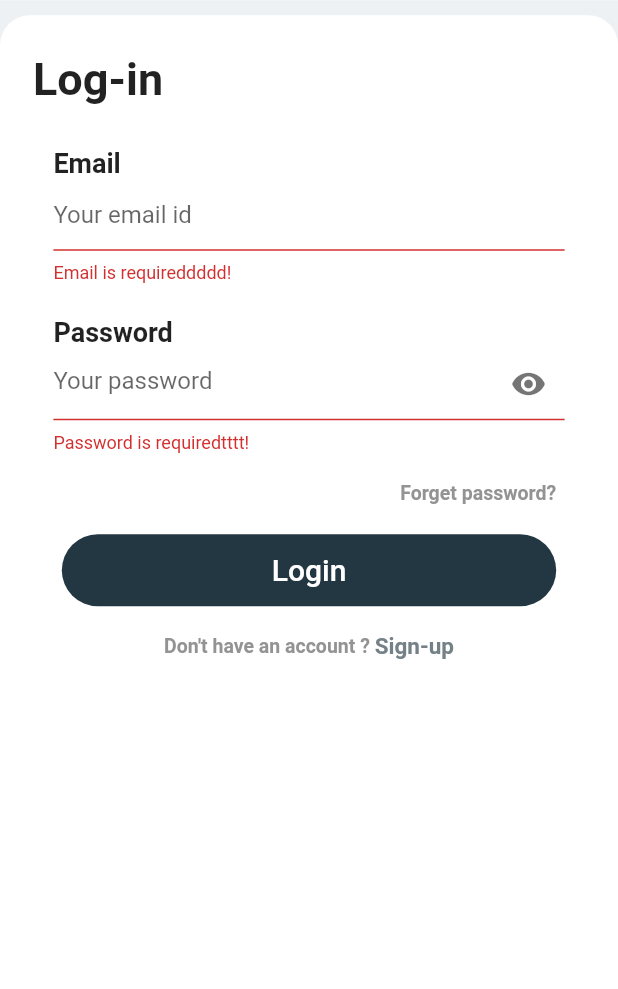
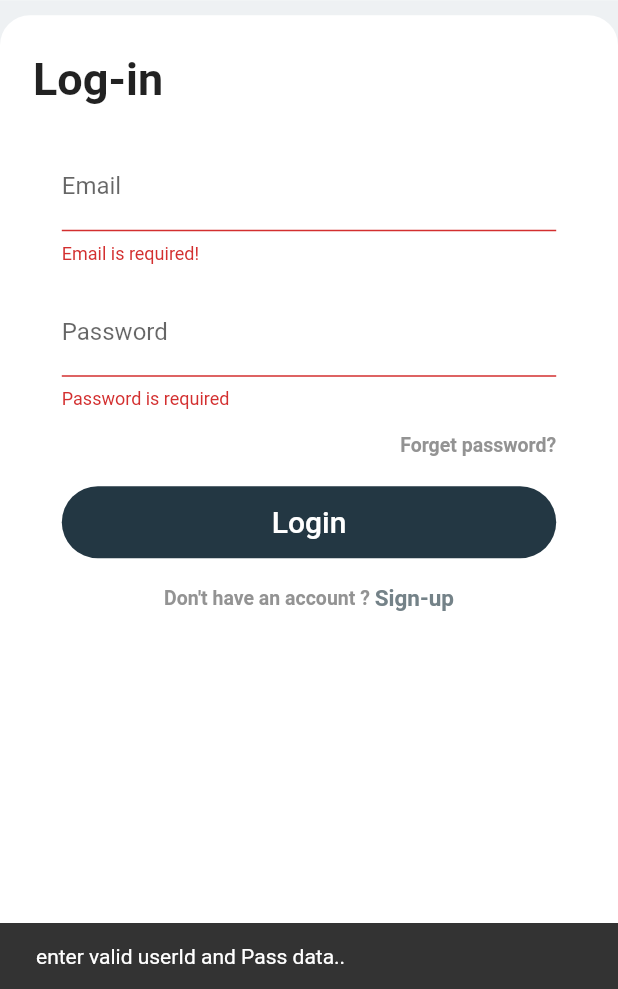
Before and after one commit to SystemIntegration/Flutter-Auth-Template, a Flutter app: the screen it shows after launch, after a tap on "Login", on a phone screen of 412 x 824 dp, the part 247-1236 px from its top. Run offline on Flutter 3.47's test engine with Material 2 defaults, Android fonts, the light colour scheme and no system bars; our stand-ins replace email_validator, image_picker; Roboto replaces fonts that are missing (NotoSerif).

Commit message:
LoginScreen in add static id password and success to go Home screen.

```diff
--- a/lib/components/login_page.dart
+++ b/lib/components/login_page.dart
@@ -8,9 +8,13 @@
 
 // import 'package:login_signup/components/common/custom_form_button.dart';
 
+import 'dart:developer';
+
 import 'package:email_validator/email_validator.dart';
 import 'package:flutter/material.dart';
 import 'package:flutter/widgets.dart';
+import 'package:login_register_demo/SignIn.dart';
+import 'package:login_register_demo/components/HomeScreen.dart';
 import 'package:login_register_demo/components/common/custom_form_button.dart';
 import 'package:login_register_demo/components/common/custom_input_field.dart';
 import 'package:login_register_demo/components/common/page_header.dart';
@@ -18,9 +22,9 @@ import 'package:login_register_demo/components/common/page_heading.dart';
 import 'package:login_register_demo/components/forget_password_page.dart';
 import 'package:login_register_demo/components/signup_page.dart';
 
-const users = const {
-  'admin': 'admin',
-};
+// const users = const {
+//   'admin': 'admin',
+// };
 
 class LoginPage extends StatefulWidget {
   const LoginPage({Key? key}) : super(key: key);
@@ -31,12 +35,10 @@ class LoginPage extends StatefulWidget {
 
 class _LoginPageState extends State<LoginPage> {
   //
-  final _emailTextContoller = EditableText;
-  final _passwordTextContoller = EditableText;
-   final TextEditingController _controllerEmail = TextEditingController();
-      final TextEditingController _controllerPass = TextEditingController();
-
-
+  //final _emailTextContoller = TextEditingController();
+  //final _passwordTextContoller = TextEditingController();
+  final TextEditingController _emailTextContoller = TextEditingController();
+  final TextEditingController _passwordTextContoller = TextEditingController();
 
   final _loginFormKey = GlobalKey<FormState>();
 
@@ -66,36 +68,44 @@ class _LoginPageState extends State<LoginPage> {
                         const PageHeading(
                           title: 'Log-in',
                         ),
-                        CustomInputField(
-                            labelText: 'Email',
-                            hintText: 'Your email id',
+                        Container(
+                            width: size.width * 0.80,
+                            child: (TextFormField(
+                              decoration: InputDecoration(
+                                labelText: "Email",
+                              ),
+                              controller: _emailTextContoller,
                               validator: (_emailTextContoller) {
                                 if (_emailTextContoller == null ||
                                     _emailTextContoller.isEmpty) {
-                                return 'Email is requireddddd!';
+                                  return 'Email is required!';
                                 }
                                 if (!EmailValidator.validate(
                                     _emailTextContoller)) {
                                   return 'Please enter a valid email';
                                 }
                                 return null;
-                            }),
+                              },
+                            ))),
                         const SizedBox(
                           height: 16,
                         ),
-                        CustomInputField(
-                          labelText: 'Password',
-                          hintText: 'Your password',
+                        Container(
+                            width: size.width * 0.80,
+                            child: (TextFormField(
+                              decoration: InputDecoration(
+                                labelText: "Password",
+                              ),
                               obscureText: true,
-                          suffixIcon: true,
+                              controller: _passwordTextContoller,
                               validator: (_passwordTextContoller) {
                                 if (_passwordTextContoller == null ||
                                     _passwordTextContoller.isEmpty) {
-                              return 'Password is requiredtttt!';
+                                  return 'Password is required';
                                 }
                                 return null;
                               },
-                        ),
+                            ))),
                         const SizedBox(
                           height: 16,
                         ),
@@ -179,18 +189,42 @@ class _LoginPageState extends State<LoginPage> {
   void _handleLoginUser() {
     // login user
     if (_loginFormKey.currentState!.validate()) {
-      if (_emailTextContoller == "admin@gmail.com" && _passwordTextContoller == "admin") {
+      print("Emailvalidator----++++$_emailTextContoller");
+      print("Passvalidator----++++$_passwordTextContoller");
+
+      //log("Emailvalidator----++++$_emailTextContoller");
+      if (_emailTextContoller.text == "admin@gmail.com" &&
+          _passwordTextContoller.text == "admin") {
         ScaffoldMessenger.of(context).showSnackBar(
           const SnackBar(content: Text('Submitting data..')),
         );
-      }else{
+        // ss();
+        Navigator.push(
+            context, MaterialPageRoute(builder: (_) => HomeScreen()));
+      }
+      //return null;
+    } else {
       ScaffoldMessenger.of(context).showSnackBar(
         const SnackBar(content: Text('enter valid userId and Pass data..')),
       );
-      }
+     // return null;
     }
     return null;
   }
+
+  //return null;
+}
+
+
+// void ss() {
+//    Navigator.push(
+//                     context, MaterialPageRoute(builder: (_) => HomeScreen()));
+// }
+
+
+
+
+
 
 // String ss() {
 
@@ -211,5 +245,3 @@ class _LoginPageState extends State<LoginPage> {
 //       );
 //     return "sucesess";
 //   }
-
-}
```
Also changed, not shown: lib/components/HomeScreen.dart (added, +35 -0 lines). Lines whose indentation alone changed are shown as unchanged.
